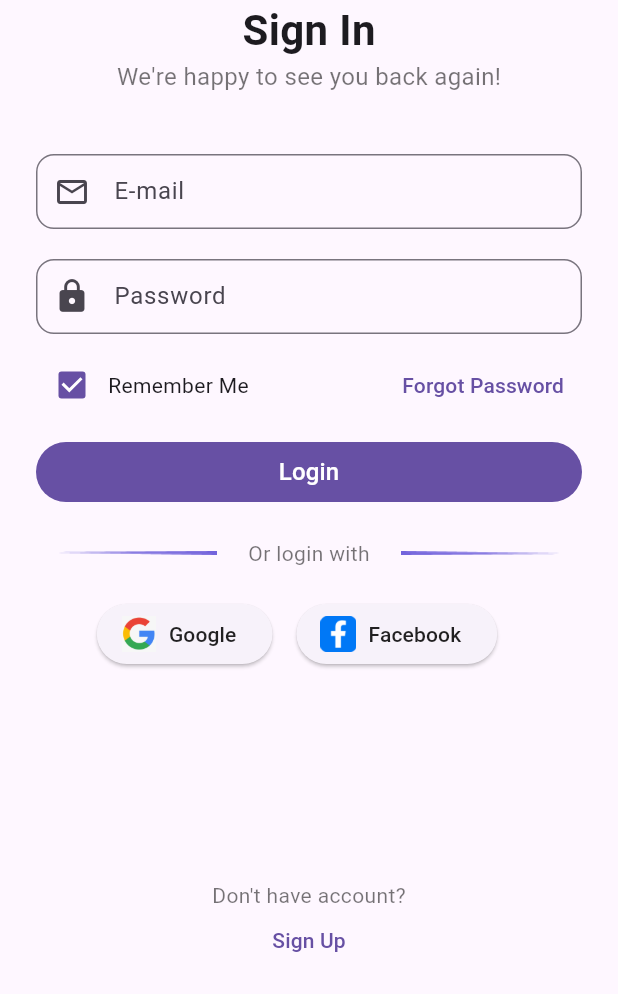
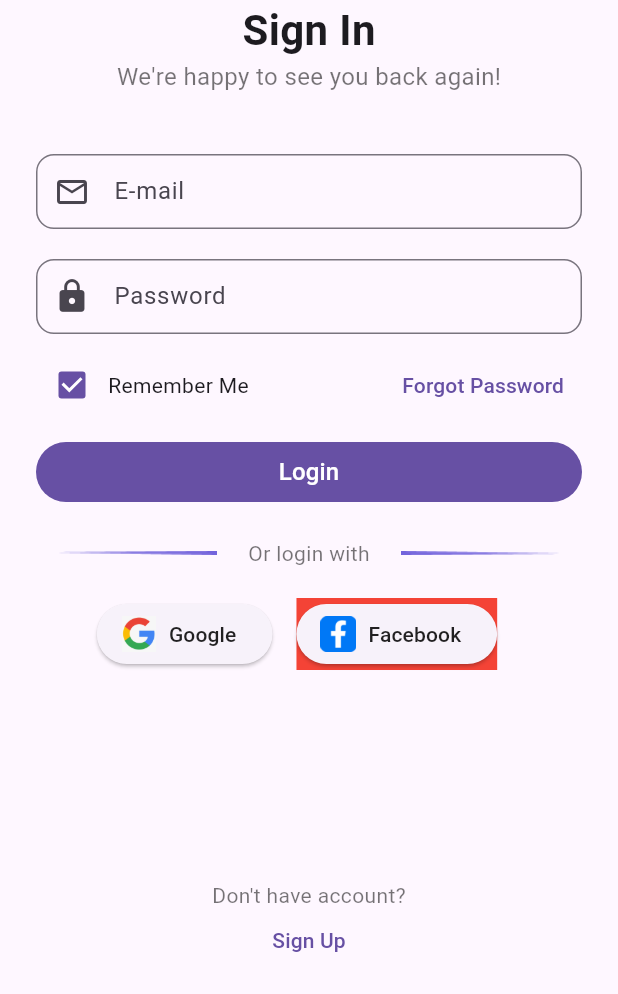
Before and after one commit to justhussh/Proyek-KTP, a Flutter app: the LoginScreen screen opened directly, after a tap on "Facebook", on a phone screen of 412 x 824 dp, the part 242-1236 px from its top. Run offline on Flutter 3.47's test engine with Material 3 defaults, Android fonts, the phone set to English and light mode, and no system bars; our stand-ins replace flutter_spinkit, image_picker, salomon_bottom_bar; network calls fail.

```diff
--- a/lib/page/login.dart
+++ b/lib/page/login.dart
@@ -1,6 +1,7 @@
 import 'package:flutter/material.dart';
 import 'package:proyek_ktp_3e/homepage.dart';
 import 'package:proyek_ktp_3e/page/register.dart';
+import 'package:http/http.dart';
 
 void main() {
   runApp(const LoginScreen());
@@ -173,8 +174,13 @@ class _LoginScreenState extends State<LoginScreen> {
                         style: TextStyle(color: Colors.black87),
                       )),
                   const SizedBox(width: 16),
-                  ElevatedButton.icon(
-                      onPressed: () {},
+                  Container(
+                    color: Colors.red,
+                    child: ElevatedButton.icon(
+                        onPressed: () async{
+                          final response = await get(Uri.parse("http://192.168.69.11:5000"));
+                          print(response);
+                        },
                         icon: Image.asset(
                           'assets/facebook.png',
                           width: 24,
@@ -184,6 +190,7 @@ class _LoginScreenState extends State<LoginScreen> {
                           'Facebook',
                           style: TextStyle(color: Colors.black87),
                         )),
+                  ),
                   const SizedBox(width: 16),
                 ],
               ),
--- a/lib/page/photo.dart
+++ b/lib/page/photo.dart
@@ -2,6 +2,7 @@ import 'dart:io';
 import 'package:flutter/material.dart';
 import 'package:image_picker/image_picker.dart';
 import 'package:proyek_ktp_3e/page/scan.dart';
+import 'package:http/http.dart';
 
 class Photo extends StatefulWidget {
   const Photo({super.key});
@@ -87,7 +88,10 @@ class _PhotoState extends State<Photo> {
             height: 30,
           ),
           GestureDetector(
-            onTap: () {},
+            onTap: () async{
+              final bb = await get(Uri.parse("http://192.168.69.11:5000"));
+              print(bb);
+            },
             child: Container(
               padding:
                   const EdgeInsets.symmetric(horizontal: 139, vertical: 20),
--- a/pubspec.yaml
+++ b/pubspec.yaml
@@ -39,6 +39,7 @@ dependencies:
   google_fonts: ^6.1.0
   salomon_bottom_bar: ^3.3.2
   image_picker: ^1.0.4
+  http: ^1.1.2
 dev_dependencies:
   flutter_test:
     sdk: flutter
```
Also changed, not shown: pubspec.lock. Lines whose indentation alone changed are shown as unchanged.
